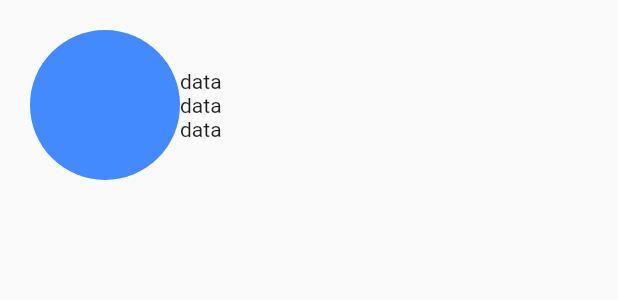
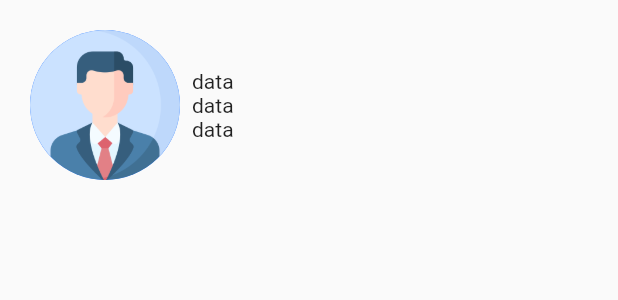
Before and after one commit to codeschool-flatter/profile, a Flutter app: what user() shows on an empty page, opened directly, on a phone screen of 412 x 824 dp. Shown: the top 300 px of the screen. Run offline on Flutter 3.47's test engine with Material 2 defaults, Android fonts, the phone set to English and light mode, and no system bars.

Commit message:
add image

```diff
--- a/lib/main.dart
+++ b/lib/main.dart
@@ -7,15 +7,19 @@ Widget user() {
     child: Row(children: [
       CircleAvatar(
         radius: 50,
+        backgroundImage: AssetImage('img/avatar.png'),
         backgroundColor: Colors.blueAccent,
       ),
-      Column(
+      Padding(
+        padding: const EdgeInsets.all(8.0),
+        child: Column(
           mainAxisAlignment: MainAxisAlignment.center,
           children: [
             Text('data'),
             Text('data'),
             Text('data'),
           ],
+        ),
       )
     ]),
   );
--- a/pubspec.yaml
+++ b/pubspec.yaml
@@ -57,7 +57,8 @@ flutter:
   # included with your application, so that you can use the icons in
   # the material Icons class.
   uses-material-design: true
-
+  assets:
+    - img/avatar.png
   # To add assets to your application, add an assets section, like this:
   # assets:
   #   - images/a_dot_burr.jpeg
```
Also changed, not shown: img/avatar.png (added). Lines whose indentation alone changed are shown as unchanged.
